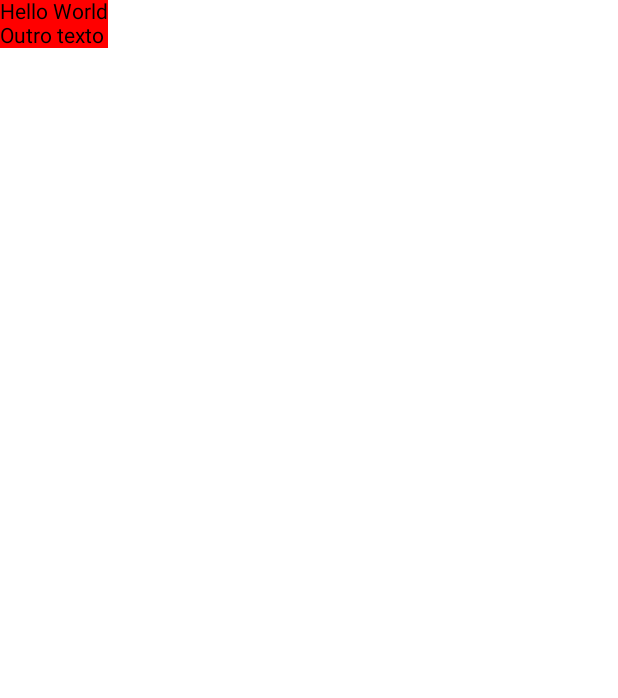
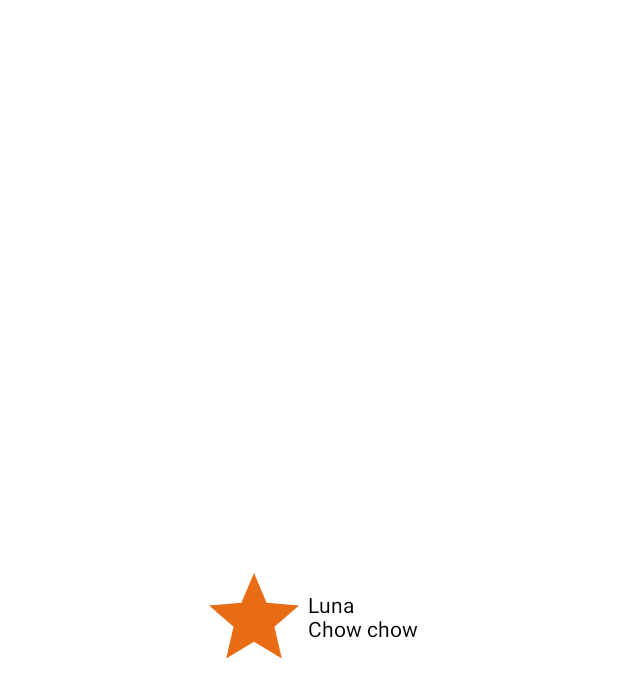
Before and after one commit to alxmart/ComposeDIO, an Android app built with Jetpack Compose: the @Preview function MainScreenPreview, on a phone screen of 412 x 824 dp. Shown: the top 698 px of the screen. Run offline under Robolectric (Android 15) with nearby library versions, the phone set to English and light mode, and no system bars.

Commit message:
Added @Composable       fun DogCard(

```diff
--- a/app/src/main/java/com/luizafmartinez/composedio/MainActivity.kt
+++ b/app/src/main/java/com/luizafmartinez/composedio/MainActivity.kt
@@ -3,9 +3,14 @@ package com.luizafmartinez.composedio
 import android.os.Bundle
 import androidx.activity.ComponentActivity
 import androidx.activity.compose.setContent
+import androidx.compose.foundation.Image
 import androidx.compose.foundation.background
+import androidx.compose.foundation.layout.Arrangement
 import androidx.compose.foundation.layout.Column
+import androidx.compose.foundation.layout.Row
 import androidx.compose.foundation.layout.fillMaxSize
+import androidx.compose.foundation.layout.size
+import androidx.compose.foundation.shape.CircleShape
 import androidx.compose.material3.Button
 import androidx.compose.material3.ButtonDefaults
 import androidx.compose.material3.Icon
@@ -13,11 +18,15 @@ import androidx.compose.material3.MaterialTheme
 import androidx.compose.material3.Surface
 import androidx.compose.material3.Text
 import androidx.compose.runtime.Composable
+import androidx.compose.ui.Alignment
 import androidx.compose.ui.Modifier
 import androidx.compose.ui.Modifier.Companion.foldIn
+import androidx.compose.ui.draw.clip
 import androidx.compose.ui.graphics.Color
+import androidx.compose.ui.layout.VerticalAlignmentLine
 import androidx.compose.ui.res.painterResource
 import androidx.compose.ui.tooling.preview.Preview
+import androidx.compose.ui.unit.dp
 import androidx.compose.ui.unit.sp
 import com.luizafmartinez.composedio.ui.theme.ComposeDIOTheme
 
@@ -41,7 +50,11 @@ class MainActivity : ComponentActivity() {
 
 @Composable
 fun MainScreen() {
-    Column(modifier = Modifier.background(androidx.compose.ui.graphics.Color.Red)) {
+
+    DogCard(dog = Dog("Luna", "Chow chow"))
+
+
+    /*Column(modifier = Modifier.background(androidx.compose.ui.graphics.Color.Red)) {
         Text(
             text = "Hello World",
             maxLines = 3,
@@ -50,9 +63,10 @@ fun MainScreen() {
         Text(
             text = "Outro texto"
         )
-    }
+    }*/
+
   /*  Button(
-        onClick = { *//*TODO*//* },
+        onClick = { TODO },
         colors = ButtonDefaults.buttonColors(androidx.compose.ui.graphics.Color.Red)
     ) {
         Icon(
@@ -63,6 +77,34 @@ fun MainScreen() {
              color = androidx.compose.ui.graphics.Color.White )
     }*/
 }
+
+data class Dog(
+    val name: String,
+    val breed: String
+)
+
+@Composable
+fun DogCard(dog: Dog) {
+    Row(verticalAlignment = Alignment.CenterVertically,
+        horizontalArrangement = Arrangement.Center,
+        modifier = Modifier.fillMaxSize()
+        ) {
+        Image(
+            painter = painterResource(id = R.drawable.star_24),
+            contentDescription = null,
+            modifier = Modifier.size(72.dp)
+                .clip(CircleShape)
+        )
+        Column{
+            Text(text = dog.name)
+            Text(text = dog.breed)
+        }
+
+    }
+
+}
+
+
 
 @Preview(showBackground = true)
 @Composable
```
